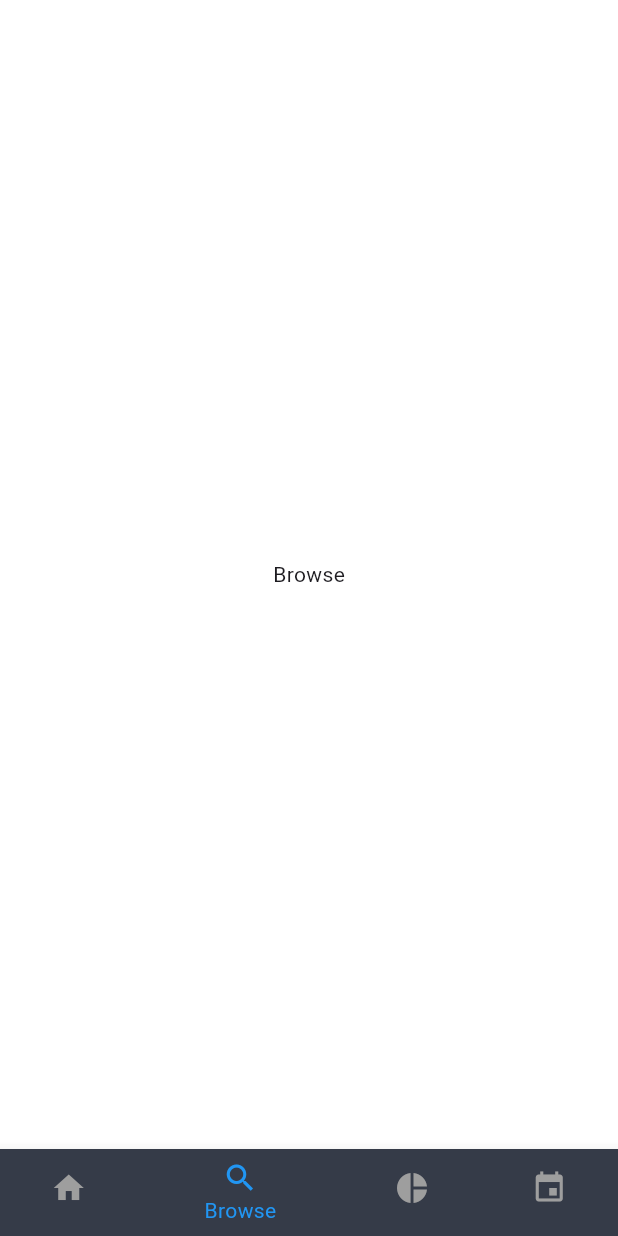
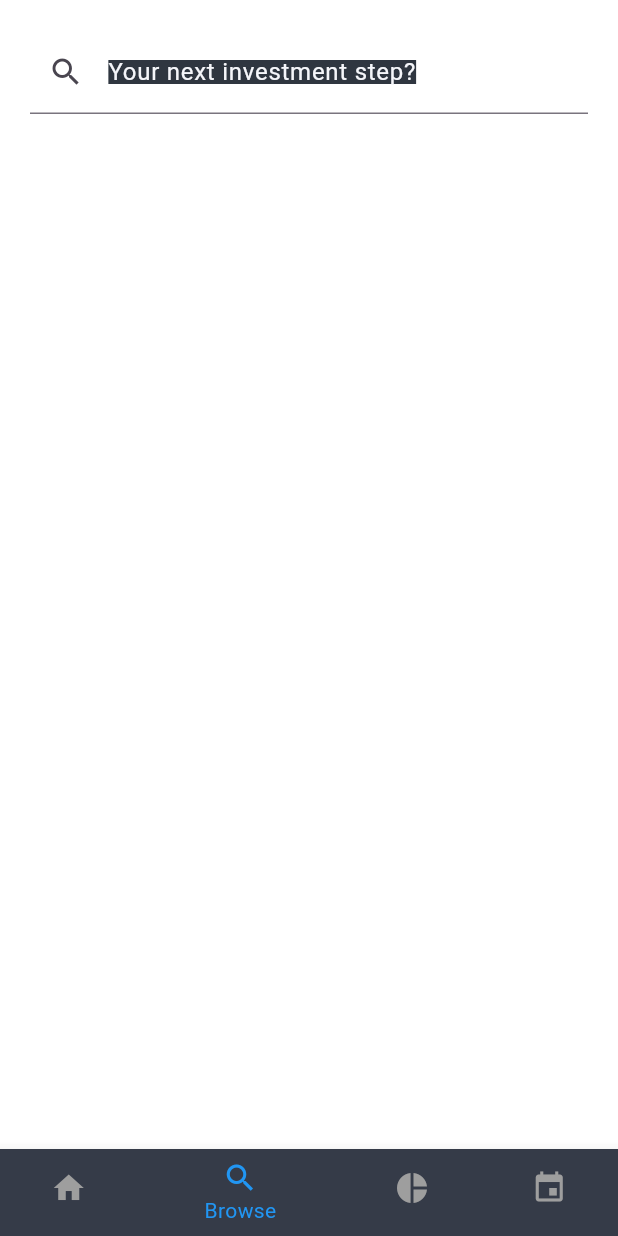
Before and after one commit to nurekeshka/stock-market-mobile, a Flutter app: the MainPage screen opened directly, item 2 of the bottom bar chosen, on a phone screen of 412 x 824 dp. Run offline on Flutter 3.47's test engine with Material 3 defaults, Android fonts, the phone set to English and light mode, and no system bars; our stand-ins replace flutter_bloc, flutter_svg, tuple.

Commit message:
feat: add browse page

```diff
--- a/lib/presentation/pages/main/main_page.dart
+++ b/lib/presentation/pages/main/main_page.dart
@@ -1,5 +1,6 @@
 import 'package:flutter/material.dart';
 import 'package:flutter_bloc/flutter_bloc.dart';
+import 'package:stock_market_mobile/presentation/pages/main/tabs/browse_page.dart';
 
 import '../../blocs/states/tabs_state.dart';
 import '../../blocs/tabs_bloc.dart';
@@ -9,7 +10,7 @@ import './tabs/home_page.dart';
 class MainPage extends StatelessWidget {
   final List<Widget> pages = const [
     HomePage(),
-    Center(child: Text('Browse')),
+    BrowsePage(),
     Center(child: Text('Charts')),
     Center(child: Text('Events')),
   ];
--- /dev/null
+++ b/lib/presentation/pages/main/tabs/browse_page.dart
@@ -0,0 +1,83 @@
+import 'dart:convert';
+
+import 'package:flutter/material.dart';
+import 'package:http/http.dart' as http;
+import 'package:stock_market_mobile/presentation/widgets/stock_list_widget.dart';
+
+import '../../../../core/theme/colors.dart';
+import '../../../../domain/entities/stock_entity.dart';
+import '../../../widgets/stock_item_widget.dart';
+
+class BrowsePage extends StatefulWidget {
+  const BrowsePage({super.key});
+
+  @override
+  BrowsePageState createState() => BrowsePageState();
+}
+
+class BrowsePageState extends State<BrowsePage> {
+  List<dynamic> stocks = [];
+  bool loading = false;
+
+  @override
+  Widget build(BuildContext context) {
+    return Padding(
+      padding: EdgeInsets.fromLTRB(20, 20, 20, 0),
+      child: Column(
+        children: [
+          TextField(
+            decoration: InputDecoration(
+              labelText: 'Your next investment step?',
+              labelStyle: TextStyle(
+                color: DesignColors.lynxWhite.color,
+                backgroundColor: DesignColors.electromagnetic.color,
+              ),
+              prefixIcon: Icon(Icons.search),
+            ),
+            onSubmitted: (value) async {
+              final url = Uri.parse(
+                "http://localhost:8080/finnhub/symbols?query=${value.toLowerCase()}",
+              );
+
+              setState(() {
+                loading = true;
+              });
+
+              final res = await http.get(url);
+
+              if (res.statusCode == 200) {
+                final body = jsonDecode(res.body);
+                setState(() {
+                  stocks = body;
+                  loading = false;
+                });
+              }
+            },
+            style: TextStyle(
+              backgroundColor: DesignColors.electromagnetic.color,
+            ),
+          ),
+          loading
+              ? Expanded(child: Center(child: CircularProgressIndicator()))
+              : StockListWidget(
+                stocks:
+                    stocks
+                        .map(
+                          (value) => StockItemData(
+                            stock: StockEntity(
+                              name: value["description"],
+                              ticker: value["symbol"],
+                              price: 46.37,
+                            ),
+                            change: 14.33,
+                            image:
+                                "https://www.marketbeat.com/logos/ishares-gold-strategy-etf-logo.png?v=20220819113202",
+                          ),
+                        )
+                        .toList(),
+              ),
+        ],
+      ),
+    );
+  }
+}
```
Also changed, not shown: lib/presentation/pages/main/details/stock_page.dart (added, +14 -0 lines), lib/presentation/widgets/stock_item_widget.dart (added, +82 -0 lines), lib/presentation/widgets/stock_list_widget.dart (added, +27 -0 lines).
